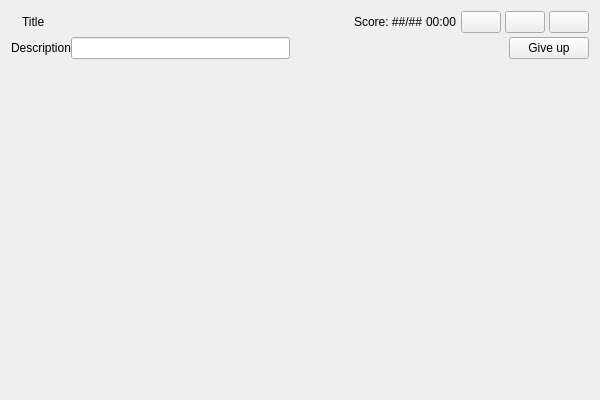
First picture: the form in ui/quizzes_widget.ui, repository GiaFil7/esc_app, before the edit.
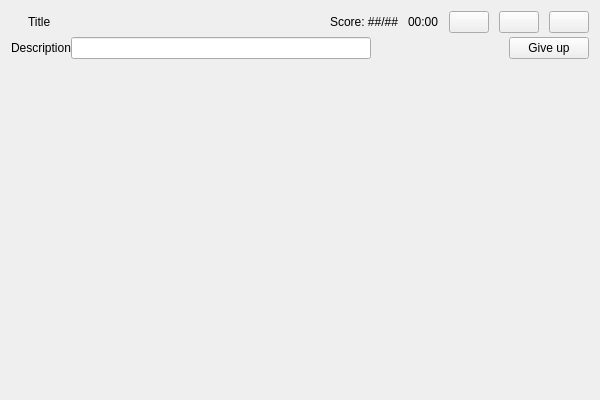
Second picture: the form after the edit. Icons and pictures are not drawn.

Commit message: quizzes_widget fixes

```diff
--- a/ui/quizzes_widget.ui
+++ b/ui/quizzes_widget.ui
@@ -19,6 +19,9 @@
    </property>
    <item>
     <layout class="QHBoxLayout" name="title_layout">
+     <property name="spacing">
+      <number>10</number>
+     </property>
      <item>
       <widget class="QLabel" name="logo_label">
        <property name="sizePolicy">
@@ -144,7 +147,20 @@
       </widget>
      </item>
      <item>
-      <widget class="QLineEdit" name="answer_line_edit"/>
+      <widget class="QLineEdit" name="answer_line_edit">
+       <property name="sizePolicy">
+        <sizepolicy hsizetype="Fixed" vsizetype="Fixed">
+         <horstretch>0</horstretch>
+         <verstretch>0</verstretch>
+        </sizepolicy>
+       </property>
+       <property name="minimumSize">
+        <size>
+         <width>300</width>
+         <height>0</height>
+        </size>
+       </property>
+      </widget>
      </item>
      <item>
       <spacer name="spacer_2">
```
The commit also changes 6 other files.
